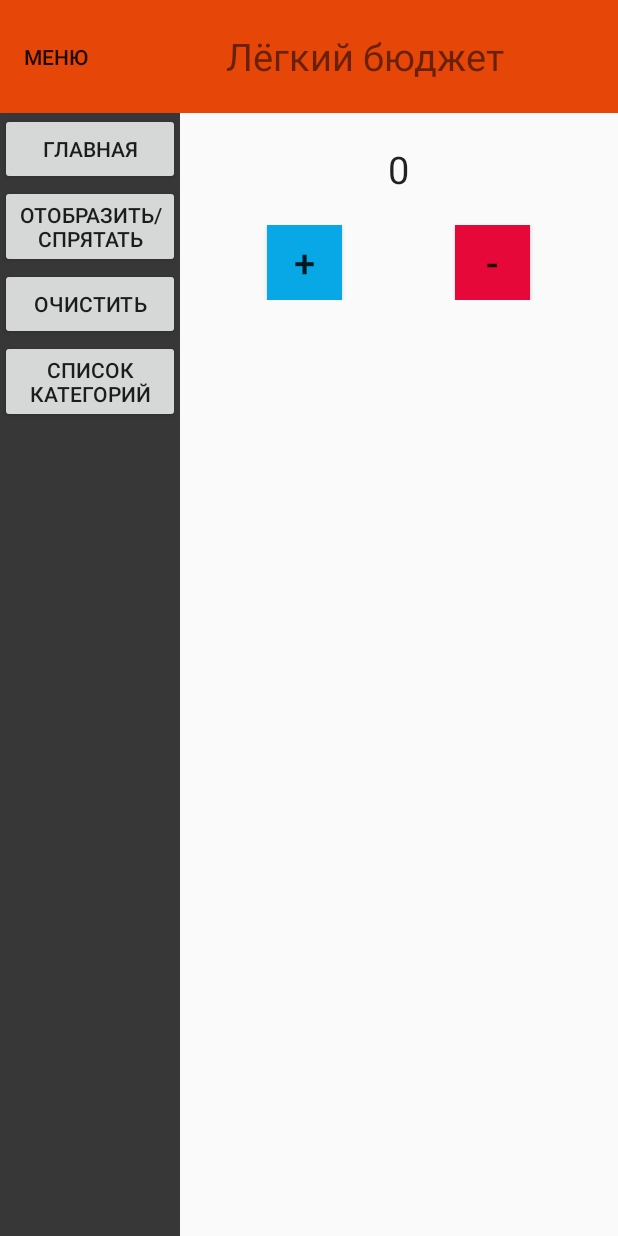
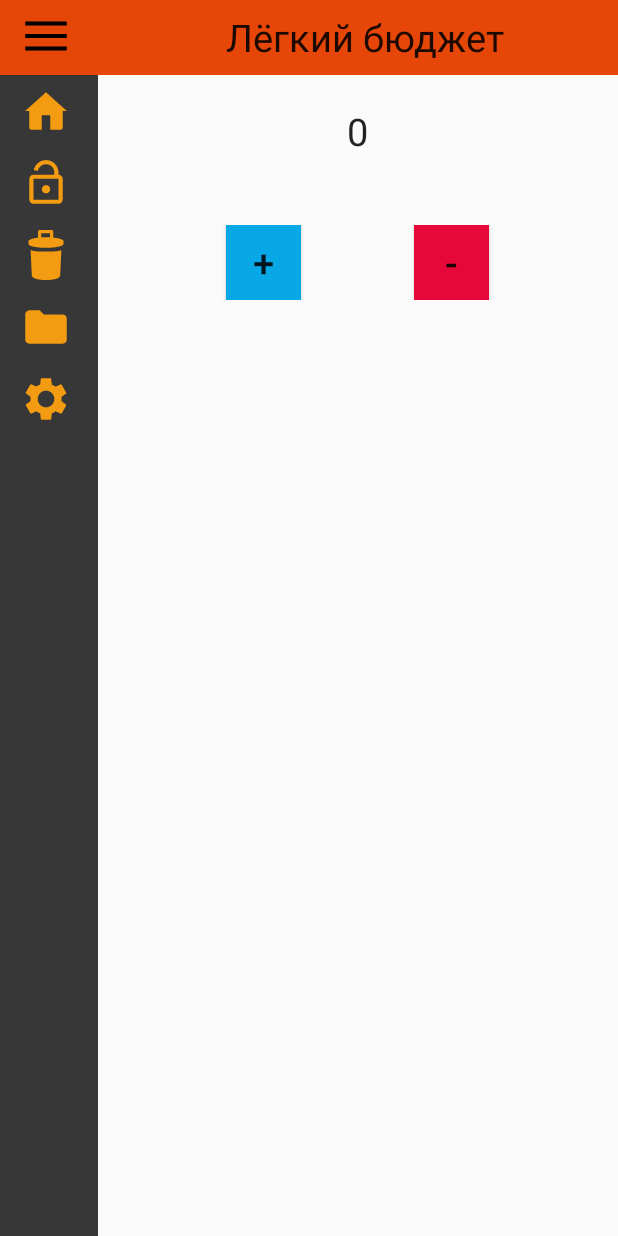
Before and after one commit to javam/git_learn, an Android app: the screen it shows after launch (MainActivity), on a phone screen of 412 x 824 dp. Run offline under Robolectric (Android 15) with nearby library versions, the phone set to English and light mode, and no system bars.

Commit message:
garphic changes2

```diff
--- a/app/src/main/java/parivar/accounting/MainActivity.java
+++ b/app/src/main/java/parivar/accounting/MainActivity.java
@@ -11,6 +11,7 @@ import android.view.View.OnClickListener;
 import android.view.ViewGroup;
 import android.widget.Button;
 import android.widget.LinearLayout;
+import android.widget.RelativeLayout;
 import android.widget.TextView;
 
 public class MainActivity extends Activity implements OnClickListener {
@@ -19,7 +20,8 @@ public class MainActivity extends Activity implements OnClickListener {
 
     Button btnAdd, btnSub, btnShow, btnClear, btnMenu, btnCategory, btnMain;
     TextView tvSum;
-    LinearLayout linLayout, layoutMenu, mainLayout;
+    LinearLayout linLayout, layoutMenu;
+    RelativeLayout mainLayout;
 
     boolean flagHide;
     String moneyItem;
@@ -56,7 +58,7 @@ public class MainActivity extends Activity implements OnClickListener {
 
         linLayout = (LinearLayout) findViewById(R.id.linLayout);
         layoutMenu = (LinearLayout) findViewById(R.id.layoutMenu);
-        mainLayout = (LinearLayout) findViewById(R.id.mainLayout);
+        mainLayout = (RelativeLayout) findViewById(R.id.mainLayout);
 
         readValues();
     }
@@ -97,7 +99,7 @@ public class MainActivity extends Activity implements OnClickListener {
                 }
                 break;
             case R.id.btnMenu:
-                LinearLayout.LayoutParams layoutMenuParams = (LinearLayout.LayoutParams) layoutMenu.getLayoutParams();
+                RelativeLayout.LayoutParams layoutMenuParams = (RelativeLayout.LayoutParams) layoutMenu.getLayoutParams();
 
                 if (layoutMenuParams.width != 0) {
                     layoutMenuParams.width = 0;
--- a/app/src/main/res/layout/main.xml
+++ b/app/src/main/res/layout/main.xml
@@ -7,19 +7,20 @@
     <LinearLayout
         android:orientation="horizontal"
         android:layout_width="match_parent"
-        android:layout_height="75dp"
+        android:layout_height="50dp"
         android:background="@color/head">
 
         <FrameLayout
             android:layout_width="75dp"
-            android:layout_height="75dp">
+            android:layout_height="wrap_content">
 
             <Button
                 android:layout_width="match_parent"
-                android:layout_height="match_parent"
-                android:text="@string/menu_btn"
+                android:layout_height="wrap_content"
                 android:id="@+id/btnMenu"
-                android:layout_gravity="center"
+                android:layout_gravity="right|top"
+                android:layout_marginLeft="@dimen/abc_text_size_button_material"
+                android:drawableLeft="@drawable/menu50"
                 android:background="@android:color/transparent" />
         </FrameLayout>
 
@@ -33,54 +34,87 @@
                 android:text="@string/app_name"
                 android:id="@+id/textView"
                 android:layout_gravity="center"
-                android:textSize="25sp" />
+                android:textSize="25sp"
+                style="@style/Base.TextAppearance.AppCompat.Headline" />
         </FrameLayout>
 
     </LinearLayout>
 
-    <LinearLayout
+    <RelativeLayout
         android:orientation="horizontal"
         android:layout_width="match_parent"
         android:layout_height="match_parent">
 
         <LinearLayout
             android:orientation="vertical"
-            android:layout_width="120dp"
+            android:layout_width="65dp"
             android:layout_height="match_parent"
             android:id="@+id/layoutMenu"
             android:background="@color/menu"
-            android:visibility="visible">
+            android:visibility="visible"
+            android:layout_gravity="top"
+            android:layout_alignParentLeft="true"
+            android:layout_marginLeft="0dp"
+            android:layout_alignParentTop="true"
+            android:layout_marginTop="0dp">
 
             <Button
                 android:layout_width="match_parent"
                 android:layout_height="wrap_content"
-                android:text="@string/btnMain"
-                android:id="@+id/btnMain" />
+                android:id="@+id/btnMain"
+                android:layout_gravity="right|top"
+                android:layout_marginLeft="@dimen/abc_text_size_button_material"
+                android:drawableLeft="@drawable/homey50"
+                android:background="@android:color/transparent" />
 
             <Button
                 android:id="@+id/btnShow"
                 android:layout_width="match_parent"
                 android:layout_height="wrap_content"
-                android:text="@string/btn_showOrHide" />
+                android:layout_gravity="right|top"
+                android:layout_marginLeft="@dimen/abc_text_size_button_material"
+                android:drawableLeft="@drawable/unlocky50"
+                android:background="@android:color/transparent"/>
 
             <Button
                 android:id="@+id/btnClear"
                 android:layout_width="match_parent"
                 android:layout_height="wrap_content"
-                android:text="@string/btn_clear" />
+                android:layout_gravity="right|top"
+                android:layout_marginLeft="@dimen/abc_text_size_button_material"
+                android:drawableLeft="@drawable/deletey50"
+                android:background="@android:color/transparent" />
 
             <Button
                 android:layout_width="match_parent"
                 android:layout_height="wrap_content"
-                android:text="Список категорий"
+                android:layout_gravity="right|top"
+                android:layout_marginLeft="@dimen/abc_text_size_button_material"
+                android:drawableLeft="@drawable/foldery50"
+                android:background="@android:color/transparent"
                 android:id="@+id/btnCategory" />
+            <Button
+                android:layout_width="match_parent"
+                android:layout_height="wrap_content"
+                android:layout_gravity="right|top"
+                android:layout_marginLeft="@dimen/abc_text_size_button_material"
+                android:drawableLeft="@drawable/settingsy50"
+                android:background="@android:color/transparent"
+                android:id="@+id/btnSettings" />
         </LinearLayout>
 
-        <LinearLayout
+        <RelativeLayout
             android:orientation="vertical"
             android:layout_width="match_parent"
             android:layout_height="match_parent"
-            android:id="@+id/mainLayout">
+            android:id="@+id/mainLayout"
+            android:layout_gravity="right"
+            android:gravity="right"
+            android:layout_alignParentLeft="false"
+            android:layout_marginLeft="65dp"
+            android:layout_alignParentTop="true"
+            android:layout_marginTop="0dp"
+            android:layout_alignParentRight="true">
 
             <LinearLayout
             android:id="@+id/linearLayout4"
@@ -88,7 +122,11 @@
             android:layout_height="wrap_content"
             android:orientation="horizontal"
             android:layout_margin="20dp"
-            android:gravity="center_horizontal">
+            android:gravity="center_horizontal"
+                android:layout_alignParentLeft="true"
+                android:layout_marginLeft="40dp"
+                android:layout_alignParentTop="true"
+                android:layout_marginTop="40dp">
 
             <TextView
                 android:id="@+id/sumView"
@@ -107,7 +145,11 @@
             android:layout_height="wrap_content"
             android:gravity="center_horizontal"
             android:orientation="horizontal"
-            android:layout_marginBottom="20dp">
+            android:layout_marginBottom="20dp"
+            android:layout_alignParentLeft="false"
+            android:layout_marginLeft="0dp"
+            android:layout_alignParentTop="true"
+            android:layout_marginTop="100dp">
 
             <Button
                 android:id="@+id/btnAdd"
@@ -132,7 +174,10 @@
             android:layout_marginLeft="20dp"
             android:layout_marginRight="20dp"
             android:layout_marginBottom="20dp"
-            android:id="@+id/scroll">
+            android:id="@+id/scroll"
+                android:layout_alignParentLeft="false"
+                android:layout_alignParentTop="true"
+                android:layout_marginTop="180dp">
             <LinearLayout
                 android:id="@+id/linLayout"
                 android:layout_width="match_parent"
@@ -141,8 +186,8 @@
             </LinearLayout>
         </ScrollView>
 
-        </LinearLayout>
+        </RelativeLayout>
 
-    </LinearLayout>
+    </RelativeLayout>
 
 </LinearLayout>
--- a/app/src/main/res/values/dimens.xml
+++ b/app/src/main/res/values/dimens.xml
@@ -2,5 +2,5 @@
     <!-- Default screen margins, per the Android Design guidelines. -->
     <dimen name="activity_horizontal_margin">16dp</dimen>
     <dimen name="activity_vertical_margin">16dp</dimen>
-    <dimen name="menu_size">120dp</dimen>
+    <dimen name="menu_size">65dp</dimen>
 </resources>
```
